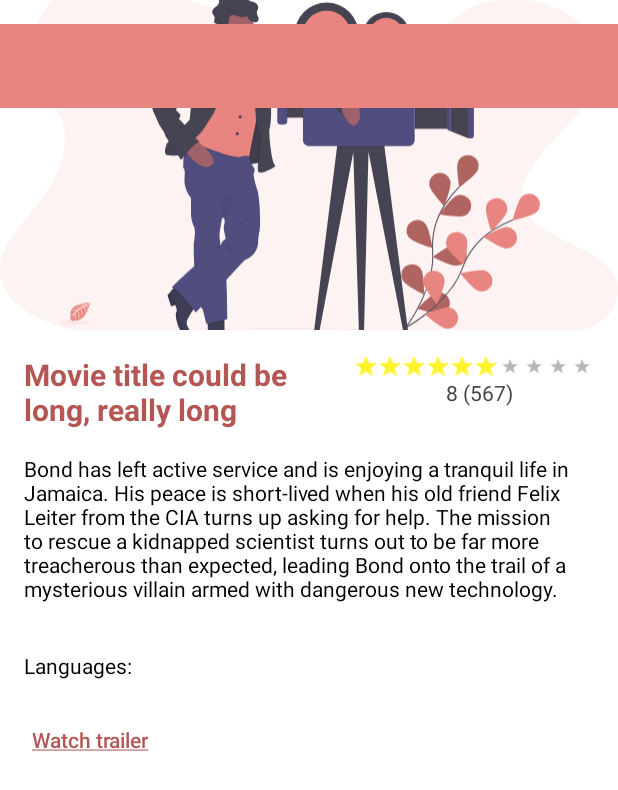
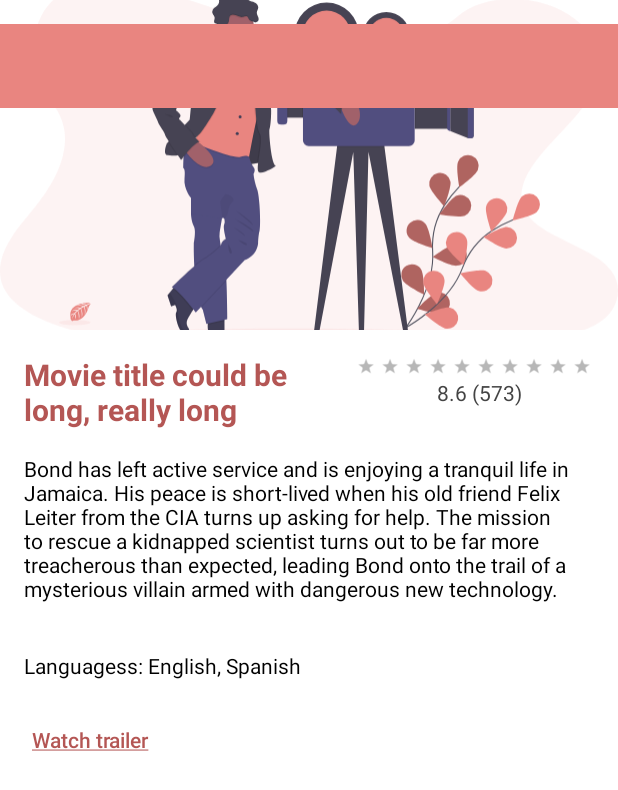
Before and after one commit to elianaferreira/moviesList, an Android app: the layout activity_movie_detail.xml on its own in the app's theme, with its tools: preview values and no code run, on a phone screen of 412 x 824 dp. Shown: the top 790 px of the screen. Run offline under Robolectric (Android 15) with nearby library versions, the phone set to English and light mode, and no system bars.

Commit message:
minor changes related to strings

```diff
--- a/app/src/main/java/com/github/elianaferreira/movieslist/activities/ListActivity.kt
+++ b/app/src/main/java/com/github/elianaferreira/movieslist/activities/ListActivity.kt
@@ -52,7 +52,6 @@ class ListActivity : AppCompatActivity() {
         }
 
         val errorCallback = RequestManager.OnErrorRequestResult { error ->
-            Log.d(">>>>>", "onCreate: ha ocurrido un error")
             error.printStackTrace()
             true
         }
--- a/app/src/main/java/com/github/elianaferreira/movieslist/activities/MovieDetailActivity.kt
+++ b/app/src/main/java/com/github/elianaferreira/movieslist/activities/MovieDetailActivity.kt
@@ -82,7 +82,6 @@ class MovieDetailActivity : AppCompatActivity() {
         }
 
         val errorCallback = RequestManager.OnErrorRequestResult { error ->
-            Log.d(">>>>>", "onCreate: ha ocurrido un error")
             error.printStackTrace()
             true
         }
@@ -143,7 +142,6 @@ class MovieDetailActivity : AppCompatActivity() {
         }
 
         val errorCallback = RequestManager.OnErrorRequestResult { error ->
-            Log.d(">>>>>", "onCreate: ha ocurrido un error")
             error.printStackTrace()
             btnTrailer.isEnabled = false
             changeTrailerButtonStyle(false)
--- a/app/src/main/java/com/github/elianaferreira/movieslist/activities/TVShowDetailActivity.kt
+++ b/app/src/main/java/com/github/elianaferreira/movieslist/activities/TVShowDetailActivity.kt
@@ -77,7 +77,6 @@ class TVShowDetailActivity : AppCompatActivity() {
         }
 
         val errorCallback = RequestManager.OnErrorRequestResult { error ->
-            Log.d(">>>>>", "onCreate: ha ocurrido un error")
             error.printStackTrace()
             true
         }
--- a/app/src/main/res/layout/activity_movie_detail.xml
+++ b/app/src/main/res/layout/activity_movie_detail.xml
@@ -25,7 +25,6 @@
                 android:id="@+id/btn_trailer"
                 android:layout_width="wrap_content"
                 android:layout_height="wrap_content"
-                android:layout_below="@id/txt_languages"
                 android:layout_marginStart="@dimen/general_margin"
                 android:background="@color/white"
                 android:text="@string/trailer"
--- a/app/src/main/res/layout/activity_tvshow_detail.xml
+++ b/app/src/main/res/layout/activity_tvshow_detail.xml
@@ -24,7 +24,6 @@
             <HorizontalScrollView
                 android:layout_width="wrap_content"
                 android:layout_height="wrap_content"
-                android:layout_below="@id/txt_languages"
                 android:layout_marginEnd="@dimen/general_margin"
                 android:layout_marginBottom="@dimen/general_margin">
                 <LinearLayout
--- a/app/src/main/res/layout/card_season.xml
+++ b/app/src/main/res/layout/card_season.xml
@@ -35,7 +35,7 @@
                 android:id="@+id/txt_title"
                 android:layout_width="wrap_content"
                 android:layout_height="wrap_content"
-                android:text="Season 1"
+                android:text="@string/sample_season_title"
                 style="@style/SecondaryTitle"
                 android:textColor="@color/black"/>
             <TextView
@@ -43,7 +43,7 @@
                 android:layout_width="wrap_content"
                 android:layout_height="wrap_content"
                 android:maxWidth="@dimen/season_text_max_width"
-                android:text="@string/overview_sample"
+                android:text="@string/sample_overview"
                 android:textColor="@color/dark_grey"
                 android:maxLines="6"
                 android:lines="6"
--- a/app/src/main/res/layout/item_category.xml
+++ b/app/src/main/res/layout/item_category.xml
@@ -8,7 +8,7 @@
     <TextView
         android:id="@+id/item_title"
         style="@style/PrimaryTitle"
-        android:text="Category"
+        android:text="@string/sample_category"
         android:layout_centerInParent="true"
         android:gravity="center" />
 </RelativeLayout>
--- a/app/src/main/res/layout/item_genre.xml
+++ b/app/src/main/res/layout/item_genre.xml
@@ -4,7 +4,7 @@
     android:id="@+id/item_genre"
     android:layout_width="match_parent"
     android:layout_height="wrap_content"
-    android:text="suspenso"
+    android:text="@string/sample_genre"
     android:background="@drawable/rounded_box"
     android:padding="@dimen/medium_margin"
     android:textColor="@color/black"
--- a/app/src/main/res/layout/item_movie.xml
+++ b/app/src/main/res/layout/item_movie.xml
@@ -27,12 +27,12 @@
         <TextView
             android:id="@+id/item_title"
             style="@style/SecondaryTitle"
-            android:text="Title" />
+            android:text="@string/sample_title" />
 
         <TextView
             android:id="@+id/item_description"
             style="@style/SecondaryText"
-            android:text="description" />
+            android:text="@string/sample_description" />
 
         <LinearLayout
             android:layout_width="match_parent"
@@ -52,7 +52,7 @@
                 android:id="@+id/item_rate_value"
                 android:layout_width="wrap_content"
                 android:layout_height="wrap_content"
-                android:text="8 (567)"
+                android:text="@string/sample_rate"
                 android:textColor="@color/dark_grey"
                 android:layout_marginStart="@dimen/small_margin"/>
         </LinearLayout>
--- a/app/src/main/res/layout/layout_movie.xml
+++ b/app/src/main/res/layout/layout_movie.xml
@@ -16,28 +16,28 @@
         android:id="@+id/wrapper_vote"
         android:layout_width="wrap_content"
         android:layout_height="wrap_content"
-        android:orientation="vertical"
+        android:layout_below="@id/img_movie"
         android:layout_alignParentRight="true"
+        android:layout_marginTop="@dimen/general_margin"
+        android:layout_marginEnd="@dimen/general_margin"
         android:gravity="center"
-        android:layout_below="@id/img_movie"
-        android:layout_marginEnd="@dimen/general_margin"
-        android:layout_marginTop="@dimen/general_margin">
+        android:orientation="vertical">
+
         <RatingBar
             android:id="@+id/item_rate"
+            style="@style/RatingBar"
             android:layout_width="wrap_content"
             android:layout_height="wrap_content"
-            android:numStars="10"
-            android:rating="6"
             android:isIndicator="true"
-            style="@style/RatingBar"/>
+            android:numStars="10"/>
 
         <TextView
             android:id="@+id/item_rate_value"
             android:layout_width="wrap_content"
             android:layout_height="wrap_content"
-            android:text="8 (567)"
-            android:textColor="@color/dark_grey"
-            android:layout_marginStart="@dimen/small_margin"/>
+            android:layout_marginStart="@dimen/small_margin"
+            android:text="@string/sample_rate"
+            android:textColor="@color/dark_grey" />
     </LinearLayout>
 
     <TextView
@@ -48,9 +48,9 @@
         android:layout_below="@id/img_movie"
         android:layout_alignParentStart="true"
         android:layout_marginStart="@dimen/general_margin"
+        android:layout_marginTop="@dimen/general_margin"
         android:layout_toStartOf="@id/wrapper_vote"
-        android:text="Movie title could be long, really long"
-        android:layout_marginTop="@dimen/general_margin"/>
+        android:text="@string/sample_title" />
 
     <TextView
         android:id="@+id/tv_overview"
@@ -61,7 +61,7 @@
         android:layout_marginTop="@dimen/general_margin"
         android:layout_marginEnd="@dimen/general_margin"
         android:layout_marginBottom="@dimen/general_margin"
-        android:text="@string/overview_sample"
+        android:text="@string/sample_overview"
         android:textColor="@color/black" />
 
     <androidx.recyclerview.widget.RecyclerView
@@ -81,7 +81,7 @@
         android:layout_marginTop="@dimen/general_margin"
         android:layout_marginEnd="@dimen/general_margin"
         android:layout_marginBottom="@dimen/general_margin"
-        android:text="Languages: "
+        android:text="@string/sample_languages"
         android:textColor="@color/black" />
 
 </RelativeLayout>
--- a/app/src/main/res/menu/search_menu.xml
+++ b/app/src/main/res/menu/search_menu.xml
@@ -5,7 +5,7 @@
     <item
         android:id="@+id/action_search"
         android:icon="@drawable/ic_search"
-        android:title="Search"
+        android:title="@string/search"
         app:actionViewClass="android.widget.SearchView"
         app:showAsAction="ifRoom|withText" />
 </menu>
--- a/app/src/main/res/values/strings.xml
+++ b/app/src/main/res/values/strings.xml
@@ -1,5 +1,16 @@
 <resources>
     <string name="app_name">Movies List</string>
-    <string name="overview_sample">Bond has left active service and is enjoying a tranquil life in Jamaica. His peace is short-lived when his old friend Felix Leiter from the CIA turns up asking for help. The mission to rescue a kidnapped scientist turns out to be far more treacherous than expected, leading Bond onto the trail of a mysterious villain armed with dangerous new technology.</string>
     <string name="trailer"><u>Watch trailer</u></string>
+    <string name="general_error_message">An error occurred while getting data from the server.</string>
+    <string name="search">Search</string>
+
+    <!-- labels for layout design -->
+    <string name="sample_genre">suspense</string>
+    <string name="sample_languages">Languagess: English, Spanish</string>
+    <string name="sample_overview">Bond has left active service and is enjoying a tranquil life in Jamaica. His peace is short-lived when his old friend Felix Leiter from the CIA turns up asking for help. The mission to rescue a kidnapped scientist turns out to be far more treacherous than expected, leading Bond onto the trail of a mysterious villain armed with dangerous new technology.</string>
+    <string name="sample_title">Movie title could be long, really long</string>
+    <string name="sample_rate">8.6 (573)</string>
+    <string name="sample_season_title">Season 1</string>
+    <string name="sample_category">Category</string>
+    <string name="sample_description">Description</string>
 </resources>
```
Also changed, not shown: app/src/main/java/com/github/elianaferreira/movieslist/utils/RequestManager.kt (+14 -15 lines).
